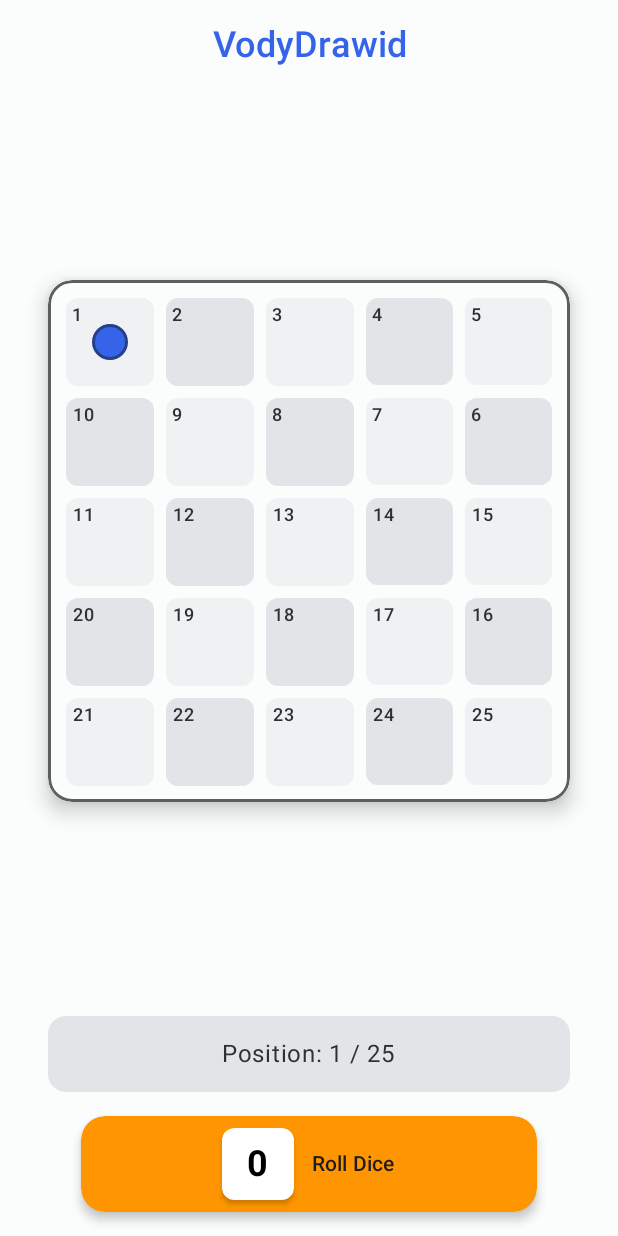
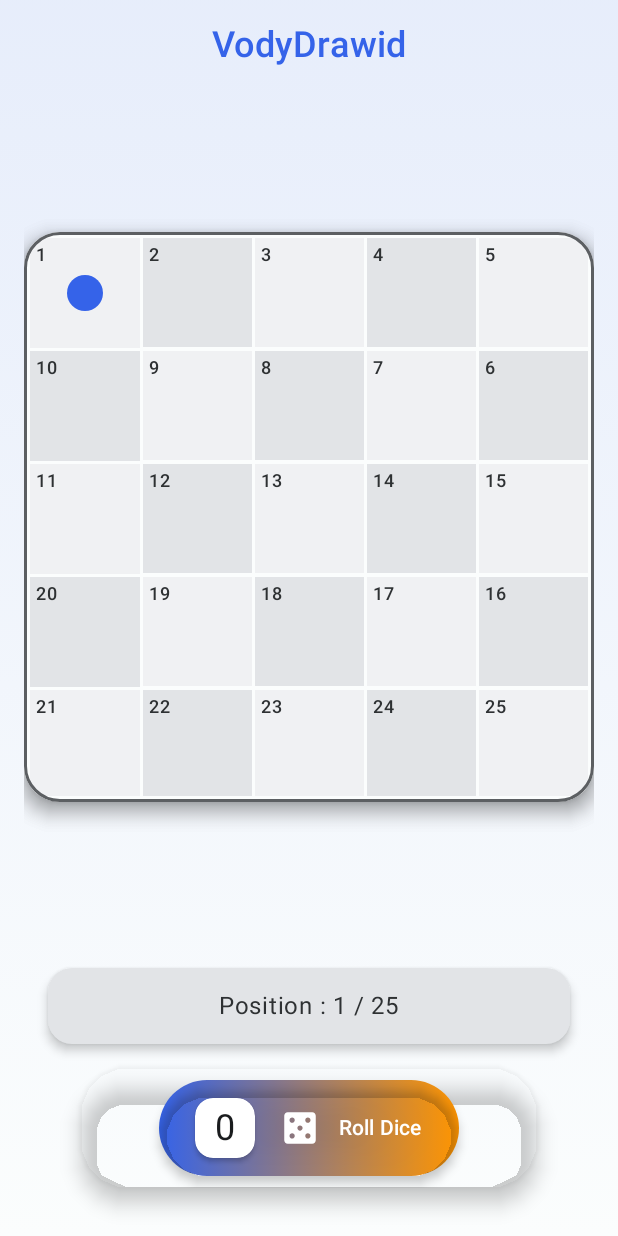
Before and after one commit to Whitemes/wordrawidZ, an Android app built with Jetpack Compose: the screen it shows after launch (MainActivity), on a phone screen of 412 x 824 dp. Run offline under Robolectric (Android 15) with nearby library versions, the phone set to English and light mode, and no system bars.

Commit message:
refactor(ui): amélioration visuelle de DiceButton, GameBoard et GameScreen
- DiceButton : passage à un Box cliquable, ajout de gradient, icône animée et ombres cohérentes
- GameBoard   : utilisation d’ElevatedCard avec contour unique, unification des arrondis à 24.dp, retrait de la Surface interne et ajustement des espacements
- GameScreen  : intégration d’un dégradé de fond vertical, harmonisation Material3 (Cartes, typographie, dispositions) et réorganisation du layout

```diff
--- a/app/build.gradle.kts
+++ b/app/build.gradle.kts
@@ -56,4 +56,5 @@ dependencies {
     androidTestImplementation(libs.androidx.ui.test.junit4)
     debugImplementation(libs.androidx.ui.tooling)
     debugImplementation(libs.androidx.ui.test.manifest)
+    implementation(libs.androidx.material.icons.extended)
 }
--- a/app/src/main/java/fr/uge/wordrawidx/ui/components/DiceButton.kt
+++ b/app/src/main/java/fr/uge/wordrawidx/ui/components/DiceButton.kt
@@ -14,8 +14,12 @@ import androidx.compose.foundation.layout.Spacer
 import androidx.compose.foundation.layout.size
 import androidx.compose.foundation.layout.width
 import androidx.compose.foundation.shape.RoundedCornerShape
+import androidx.compose.foundation.layout.padding
+import androidx.compose.material.icons.Icons
+import androidx.compose.material.icons.filled.Casino
 import androidx.compose.material3.Button
 import androidx.compose.material3.ButtonDefaults
+import androidx.compose.material3.Icon
 import androidx.compose.material3.MaterialTheme
 import androidx.compose.material3.Text
 import androidx.compose.runtime.Composable
@@ -24,10 +28,9 @@ import androidx.compose.ui.Alignment
 import androidx.compose.ui.Modifier
 import androidx.compose.ui.draw.rotate
 import androidx.compose.ui.draw.shadow
+import androidx.compose.ui.graphics.Brush
 import androidx.compose.ui.graphics.Color
-import androidx.compose.ui.text.font.FontWeight
 import androidx.compose.ui.unit.dp
-import androidx.compose.ui.unit.sp
 
 @Composable
 fun DiceButton(
@@ -36,58 +39,84 @@ fun DiceButton(
     onRollClick: () -> Unit,
     modifier: Modifier = Modifier
 ) {
-    // Animation de rotation pour le dé
-    val infiniteTransition = rememberInfiniteTransition(label = "diceRotation")
-    val rotation by infiniteTransition.animateFloat(
+    // Animation de rotation pour l’icône de dé
+    val transition = rememberInfiniteTransition()
+    val rotation by transition.animateFloat(
         initialValue = 0f,
         targetValue = 360f,
         animationSpec = infiniteRepeatable(
-            animation = tween(durationMillis = 500, easing = LinearEasing),
+            animation = tween(durationMillis = 600, easing = LinearEasing),
             repeatMode = RepeatMode.Restart
-        ),
-        label = "diceRotation"
+        )
     )
 
     Button(
         onClick = onRollClick,
         enabled = !isRolling,
+        modifier = modifier
+            .shadow(elevation = 8.dp, shape = RoundedCornerShape(32.dp)),
+        shape = RoundedCornerShape(32.dp),
         colors = ButtonDefaults.buttonColors(
-            containerColor = MaterialTheme.colorScheme.secondary,
-            disabledContainerColor = MaterialTheme.colorScheme.secondary.copy(alpha = 0.6f)
+            containerColor = Color.Transparent
         ),
-        shape = RoundedCornerShape(16.dp),
-        modifier = modifier
-            .shadow(4.dp, RoundedCornerShape(16.dp))
+        contentPadding = ButtonDefaults.ContentPadding
+    ) {
+        // Dégradé horizontal du bouton
+        Box(
+            modifier = Modifier
+                .background(
+                    brush = Brush.horizontalGradient(
+                        colors = listOf(
+                            MaterialTheme.colorScheme.primary,
+                            MaterialTheme.colorScheme.secondary
+                        )
+                    ),
+                    shape = RoundedCornerShape(32.dp)
+                )
+                .then(Modifier.shadow(4.dp, RoundedCornerShape(32.dp)))
         ) {
             Row(
                 verticalAlignment = Alignment.CenterVertically,
-            horizontalArrangement = Arrangement.Center
+                horizontalArrangement = Arrangement.Center,
+                modifier = Modifier
+                    .padding(horizontal = 24.dp, vertical = 12.dp)
             ) {
-            // Le « dé » animé
+                // Pastille blanche pour la valeur
                 Box(
                     contentAlignment = Alignment.Center,
                     modifier = Modifier
-                    .size(48.dp)
-                    .rotate(if (isRolling) rotation else 0f)
-                    .shadow(2.dp, RoundedCornerShape(8.dp))
-                    .background(Color.White, RoundedCornerShape(8.dp))
+                        .size(40.dp)
+                        .shadow(2.dp, RoundedCornerShape(12.dp))
+                        .background(Color.White, RoundedCornerShape(12.dp))
                 ) {
                     Text(
-                    text = if (isRolling) "?" else diceValue.toString(),
-                    color = Color.Black,
-                    fontSize = 24.sp,
-                    fontWeight = FontWeight.Bold
+                        text = diceValue.toString(),
+                        style = MaterialTheme.typography.headlineSmall,
+                        color = MaterialTheme.colorScheme.onBackground
                     )
                 }
 
+                Spacer(modifier = Modifier.width(16.dp))
+
+                // Icône de dé animée
+                Icon(
+                    imageVector = Icons.Filled.Casino,
+                    contentDescription = "Dice Icon",
+                    modifier = Modifier
+                        .size(28.dp)
+                        .rotate(if (isRolling) rotation else 0f),
+                    tint = Color.White
+                )
+
                 Spacer(modifier = Modifier.width(12.dp))
 
-            // Le texte du bouton
+                // Label du bouton
                 Text(
                     text = "Roll Dice",
                     style = MaterialTheme.typography.labelLarge,
-                color = MaterialTheme.colorScheme.onSecondary
+                    color = Color.White
                 )
             }
         }
     }
+}
--- a/app/src/main/java/fr/uge/wordrawidx/ui/components/GameBoard.kt
+++ b/app/src/main/java/fr/uge/wordrawidx/ui/components/GameBoard.kt
@@ -1,32 +1,31 @@
 package fr.uge.wordrawidx.ui.components
 
 import androidx.compose.animation.core.animateFloatAsState
+import androidx.compose.foundation.BorderStroke
 import androidx.compose.foundation.background
 import androidx.compose.foundation.border
 import androidx.compose.foundation.layout.Arrangement
 import androidx.compose.foundation.layout.Box
-import androidx.compose.foundation.layout.Column
 import androidx.compose.foundation.layout.aspectRatio
 import androidx.compose.foundation.layout.fillMaxSize
 import androidx.compose.foundation.layout.fillMaxWidth
 import androidx.compose.foundation.layout.padding
-import androidx.compose.foundation.layout.size
 import androidx.compose.foundation.lazy.grid.GridCells
 import androidx.compose.foundation.lazy.grid.LazyVerticalGrid
 import androidx.compose.foundation.lazy.grid.items
 import androidx.compose.foundation.shape.CircleShape
+import androidx.compose.foundation.layout.size
 import androidx.compose.foundation.shape.RoundedCornerShape
+import androidx.compose.material3.CardDefaults
+import androidx.compose.material3.ElevatedCard
 import androidx.compose.material3.MaterialTheme
+import androidx.compose.material3.Surface
 import androidx.compose.material3.Text
 import androidx.compose.runtime.Composable
 import androidx.compose.runtime.getValue
 import androidx.compose.ui.Alignment
 import androidx.compose.ui.Modifier
-import androidx.compose.ui.draw.clip
 import androidx.compose.ui.draw.shadow
-import androidx.compose.ui.graphics.Color
-import androidx.compose.ui.text.font.FontWeight
-import androidx.compose.ui.text.style.TextAlign
 import androidx.compose.ui.unit.dp
 import fr.uge.wordrawidx.model.GameState
 import fr.uge.wordrawidx.ui.theme.BoardBorder
@@ -40,20 +39,30 @@ fun GameBoard(
 ) {
     val boardSize = 5
     val cellIndices = getCellIndices(boardSize)
+    val cornerRadius = 24.dp
 
-    Box(
+    ElevatedCard(
         modifier = modifier
             .fillMaxWidth()
             .aspectRatio(1f)
-            .shadow(8.dp, RoundedCornerShape(16.dp))
-            .clip(RoundedCornerShape(16.dp))
-            .border(2.dp, BoardBorder, RoundedCornerShape(16.dp))
-            .background(MaterialTheme.colorScheme.surface)
-            .padding(8.dp)
+            // 1) shadow et shape
+            .shadow(8.dp, RoundedCornerShape(cornerRadius), clip = false)
+            .border(2.dp, BoardBorder, RoundedCornerShape(cornerRadius)),
+        shape = RoundedCornerShape(cornerRadius),
+        colors = CardDefaults.elevatedCardColors(
+            containerColor = MaterialTheme.colorScheme.surface
+        ),
+        elevation = CardDefaults.elevatedCardElevation(defaultElevation = 8.dp)
     ) {
         LazyVerticalGrid(
             columns = GridCells.Fixed(boardSize),
-            modifier = Modifier.fillMaxSize()
+            modifier = Modifier
+                .fillMaxSize()
+                // 2) même couleur de fond pour éviter le liseré
+                .background(MaterialTheme.colorScheme.surface)
+                .padding(4.dp),
+            verticalArrangement = Arrangement.spacedBy(2.dp),
+            horizontalArrangement = Arrangement.spacedBy(2.dp)
         ) {
             items(cellIndices) { index ->
                 BoardCell(
@@ -74,75 +83,45 @@ fun BoardCell(
     hasPlayer: Boolean,
     isMoving: Boolean
 ) {
-    // Calculate cell number (1-based for display)
     val cellNumber = index + 1
+    val row = index / boardSize
+    val col = index % boardSize
+    val cellColor = if ((row + col) % 2 == 0) CellEven else CellOdd
 
-    // Determine cell color based on position (checkerboard pattern)
-    val rowIndex = index / boardSize
-    val colIndex = index % boardSize
-    val isEvenCell = (rowIndex + colIndex) % 2 == 0
-    val cellColor = if (isEvenCell) CellEven else CellOdd
+    val scale by animateFloatAsState(targetValue = if (isMoving && hasPlayer) 1.2f else 1f)
 
-    // Animation for player token when moving
-    val playerScale by animateFloatAsState(
-        targetValue = if (isMoving && hasPlayer) 1.2f else 1f,
-        label = "playerScale"
-    )
-
-    Box(
-        contentAlignment = Alignment.Center,
-        modifier = Modifier
-            .aspectRatio(1f)
-            .padding(4.dp)
-            .clip(RoundedCornerShape(8.dp))
-            .background(cellColor)
+    Surface(
+        modifier = Modifier.aspectRatio(1f),
+        color = cellColor,
+        tonalElevation = 1.dp
     ) {
-        // Cell number
-        Text(
-            text = cellNumber.toString(),
-            style = MaterialTheme.typography.labelMedium,
-            fontWeight = FontWeight.Medium,
-            color = MaterialTheme.colorScheme.onSurfaceVariant,
-            textAlign = TextAlign.Center,
-            modifier = Modifier.align(Alignment.TopStart).padding(4.dp)
-        )
-
-        // Player token
-        if (hasPlayer) {
-            Box(
+        Box(
+            modifier = Modifier.fillMaxSize(),
+            contentAlignment = Alignment.Center
+        ) {
+            Text(
+                text = cellNumber.toString(),
+                style = MaterialTheme.typography.labelMedium,
+                color = MaterialTheme.colorScheme.onSurfaceVariant,
                 modifier = Modifier
-                    .size((24 * playerScale).dp)
-                    .clip(CircleShape)
-                    .background(MaterialTheme.colorScheme.primary)
-                    .border(2.dp, MaterialTheme.colorScheme.onPrimary.copy(alpha = 0.5f), CircleShape)
+                    .align(Alignment.TopStart)
+                    .padding(4.dp)
             )
+            if (hasPlayer) {
+                Surface(
+                    modifier = Modifier.size((24 * scale).dp),
+                    shape = CircleShape,
+                    color = MaterialTheme.colorScheme.primary,
+                    tonalElevation = 4.dp
+                ) {}
+            }
         }
     }
 }
 
-/**
- * Generate cell indices in snake-like pattern (left to right, then right to left, etc.)
- */
-private fun getCellIndices(boardSize: Int): List<Int> {
-    val totalCells = boardSize * boardSize
-    val indices = mutableListOf<Int>()
-
-    for (row in 0 until boardSize) {
-        val rowStart = row * boardSize
-
-        // Alternate row direction (left-to-right, right-to-left)
-        if (row % 2 == 0) {
-            // Left to right
-            for (col in 0 until boardSize) {
-                indices.add(rowStart + col)
-            }
-        } else {
-            // Right to left
-            for (col in boardSize - 1 downTo 0) {
-                indices.add(rowStart + col)
-            }
+private fun getCellIndices(boardSize: Int): List<Int> =
+    List(boardSize * boardSize) { it }
+        .chunked(boardSize)
+        .flatMapIndexed { row, list ->
+            if (row % 2 == 0) list else list.reversed()
         }
-    }
-
-    return indices
-}
--- a/app/src/main/java/fr/uge/wordrawidx/ui/screens/GameScreen.kt
+++ b/app/src/main/java/fr/uge/wordrawidx/ui/screens/GameScreen.kt
@@ -1,10 +1,10 @@
 package fr.uge.wordrawidx.ui.screens
-
 
 import androidx.compose.animation.AnimatedVisibility
 import androidx.compose.animation.core.tween
 import androidx.compose.animation.fadeIn
 import androidx.compose.animation.fadeOut
+import androidx.compose.foundation.background
 import androidx.compose.foundation.layout.Arrangement
 import androidx.compose.foundation.layout.Box
 import androidx.compose.foundation.layout.Column
@@ -13,6 +13,7 @@ import androidx.compose.foundation.layout.fillMaxSize
 import androidx.compose.foundation.layout.fillMaxWidth
 import androidx.compose.foundation.layout.height
 import androidx.compose.foundation.layout.padding
+import androidx.compose.foundation.shape.RoundedCornerShape
 import androidx.compose.material3.Card
 import androidx.compose.material3.CardDefaults
 import androidx.compose.material3.MaterialTheme
@@ -23,7 +24,9 @@ import androidx.compose.runtime.Composable
 import androidx.compose.runtime.remember
 import androidx.compose.ui.Alignment
 import androidx.compose.ui.Modifier
-import androidx.compose.ui.text.style.TextAlign
+import androidx.compose.ui.draw.clip
+import androidx.compose.ui.graphics.Brush
+import androidx.compose.ui.graphics.Color
 import androidx.compose.ui.unit.dp
 import fr.uge.wordrawidx.model.GameState
 import fr.uge.wordrawidx.ui.components.DiceButton
@@ -31,58 +34,62 @@ import fr.uge.wordrawidx.ui.components.GameBoard
 
 @Composable
 fun GameScreen() {
-    // Remember the game state
     val gameState = remember { GameState(boardSize = 5) }
 
+    // Dégradé d'arrière-plan pour l'écran
+    val backgroundBrush = Brush.verticalGradient(
+        colors = listOf(
+            MaterialTheme.colorScheme.primary.copy(alpha = 0.1f),
+            MaterialTheme.colorScheme.background
+        )
+    )
+
     Surface(
-        color = MaterialTheme.colorScheme.background,
-        modifier = Modifier.fillMaxSize()
+        modifier = Modifier
+            .fillMaxSize()
+            .background(backgroundBrush),
+        color = Color.Transparent // on utilise le brush, pas la couleur solide
     ) {
         Column(
-            horizontalAlignment = Alignment.CenterHorizontally,
-            verticalArrangement = Arrangement.Center,
             modifier = Modifier
                 .fillMaxSize()
-                .padding(16.dp)
+                .padding(16.dp),
+            horizontalAlignment = Alignment.CenterHorizontally,
+            verticalArrangement = Arrangement.SpaceBetween
         ) {
-            // Game title
+            // ▶ Titre
             Text(
                 text = "VodyDrawid",
                 style = MaterialTheme.typography.headlineMedium,
-                color = MaterialTheme.colorScheme.primary,
-                textAlign = TextAlign.Center,
-                modifier = Modifier.padding(bottom = 16.dp)
+                color = MaterialTheme.colorScheme.primary
             )
 
-            // Game board
+            // ▶ Plateau de jeu
             GameBoard(
                 gameState = gameState,
                 modifier = Modifier
                     .fillMaxWidth()
                     .weight(1f)
-                    .padding(16.dp)
+                    .padding(vertical = 24.dp)
+                    .clip(RoundedCornerShape(24.dp))
             )
 
-            Spacer(modifier = Modifier.height(16.dp))
-
-            // Game status
+            // ▶ Statut du jeu
             GameStatusCard(gameState)
 
-            Spacer(modifier = Modifier.height(16.dp))
-
-            // Dice roll button
+            // ▶ Bouton lancer le dé
             DiceButton(
                 diceValue = gameState.lastDiceRoll,
                 isRolling = gameState.isDiceRolling,
                 onRollClick = { gameState.rollDiceAndMove() },
-                modifier = Modifier.fillMaxWidth(0.8f)
+                modifier = Modifier
+                    .fillMaxWidth(0.8f)
+                    .padding(vertical = 16.dp)
             )
 
-            // Win message
+            // ▶ Message de victoire
             if (gameState.playerPosition == gameState.totalCells - 1) {
-                WinMessage(
-                    onPlayAgain = { gameState.resetGame() }
-                )
+                WinMessage(onPlayAgain = { gameState.resetGame() })
             }
         }
     }
@@ -91,31 +98,30 @@ fun GameScreen() {
 @Composable
 fun GameStatusCard(gameState: GameState) {
     Card(
-        colors = CardDefaults.cardColors(
-            containerColor = MaterialTheme.colorScheme.surfaceVariant,
-        ),
         modifier = Modifier
             .fillMaxWidth()
-            .padding(horizontal = 16.dp)
+            .padding(horizontal = 16.dp),
+        shape = RoundedCornerShape(16.dp),
+        colors = CardDefaults.cardColors(
+            containerColor = MaterialTheme.colorScheme.surfaceVariant
+        ),
+        elevation = CardDefaults.cardElevation(defaultElevation = 4.dp)
     ) {
         Column(
-            horizontalAlignment = Alignment.CenterHorizontally,
             modifier = Modifier
                 .fillMaxWidth()
-                .padding(16.dp)
+                .padding(16.dp),
+            horizontalAlignment = Alignment.CenterHorizontally
         ) {
-            // Position status
             Text(
-                text = "Position: ${gameState.playerPosition + 1} / ${gameState.totalCells}",
+                text = "Position : ${gameState.playerPosition + 1} / ${gameState.totalCells}",
                 style = MaterialTheme.typography.bodyLarge,
                 color = MaterialTheme.colorScheme.onSurfaceVariant
             )
-
-            // Last roll
             if (gameState.lastDiceRoll > 0) {
                 Spacer(modifier = Modifier.height(8.dp))
                 Text(
-                    text = "Last roll: ${gameState.lastDiceRoll}",
+                    text = "Dernier lancer : ${gameState.lastDiceRoll}",
                     style = MaterialTheme.typography.bodyMedium,
                     color = MaterialTheme.colorScheme.onSurfaceVariant
                 )
@@ -128,41 +134,38 @@ fun GameStatusCard(gameState: GameState) {
 fun WinMessage(onPlayAgain: () -> Unit) {
     AnimatedVisibility(
         visible = true,
-        enter = fadeIn(animationSpec = tween(300)),
-        exit = fadeOut(animationSpec = tween(300))
+        enter = fadeIn(tween(300)),
+        exit = fadeOut(tween(300))
     ) {
         Box(
-            contentAlignment = Alignment.Center,
             modifier = Modifier
                 .fillMaxSize()
                 .padding(16.dp)
+                .clip(RoundedCornerShape(24.dp))
+                .background(MaterialTheme.colorScheme.primaryContainer.copy(alpha = 0.2f)),
+            contentAlignment = Alignment.Center
         ) {
             Card(
+                modifier = Modifier.fillMaxWidth(0.8f),
+                shape = RoundedCornerShape(16.dp),
                 colors = CardDefaults.cardColors(
-                    containerColor = MaterialTheme.colorScheme.primaryContainer,
+                    containerColor = MaterialTheme.colorScheme.primaryContainer
                 ),
-                modifier = Modifier
-                    .fillMaxWidth(0.8f)
-                    .padding(16.dp)
+                elevation = CardDefaults.cardElevation(defaultElevation = 8.dp)
             ) {
                 Column(
-                    horizontalAlignment = Alignment.CenterHorizontally,
-                    modifier = Modifier
-                        .fillMaxWidth()
-                        .padding(24.dp)
+                    modifier = Modifier.padding(24.dp),
+                    horizontalAlignment = Alignment.CenterHorizontally
                 ) {
                     Text(
-                        text = "You Win!",
+                        text = "Vous avez gagné !",
                         style = MaterialTheme.typography.headlineMedium,
-                        color = MaterialTheme.colorScheme.onPrimaryContainer,
-                        textAlign = TextAlign.Center
+                        color = MaterialTheme.colorScheme.onPrimaryContainer
                     )
-
                     Spacer(modifier = Modifier.height(16.dp))
-
                     TextButton(onClick = onPlayAgain) {
                         Text(
-                            text = "Play Again",
+                            text = "Rejouer",
                             style = MaterialTheme.typography.labelLarge,
                             color = MaterialTheme.colorScheme.primary
                         )
--- a/gradle/libs.versions.toml
+++ b/gradle/libs.versions.toml
@@ -7,10 +7,12 @@ junitVersion = "1.2.1"
 espressoCore = "3.6.1"
 lifecycleRuntimeKtx = "2.8.7"
 activityCompose = "1.10.1"
-composeBom = "2024.09.00"
+composeBom = "2025.04.01"
+materialIconsExtended = "1.7.8"
 
 [libraries]
 androidx-core-ktx = { group = "androidx.core", name = "core-ktx", version.ref = "coreKtx" }
+androidx-material-icons-extended = { module = "androidx.compose.material:material-icons-extended", version.ref = "materialIconsExtended" }
 junit = { group = "junit", name = "junit", version.ref = "junit" }
 androidx-junit = { group = "androidx.test.ext", name = "junit", version.ref = "junitVersion" }
 androidx-espresso-core = { group = "androidx.test.espresso", name = "espresso-core", version.ref = "espressoCore" }
```
Lines whose indentation alone changed are shown as unchanged.
